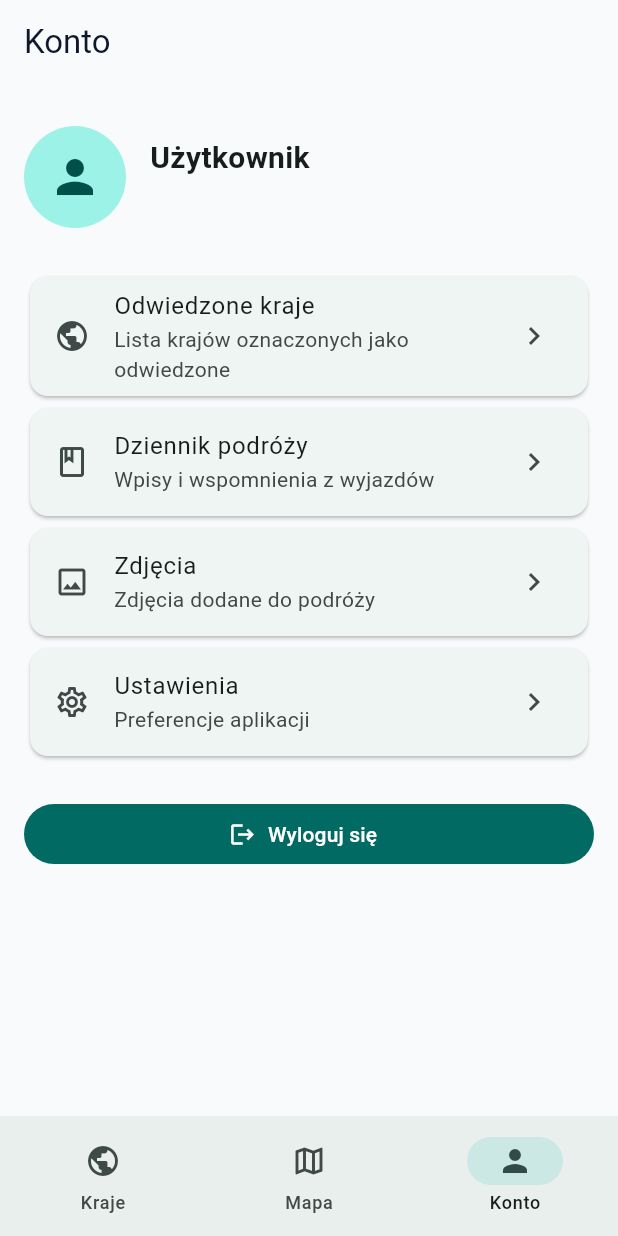
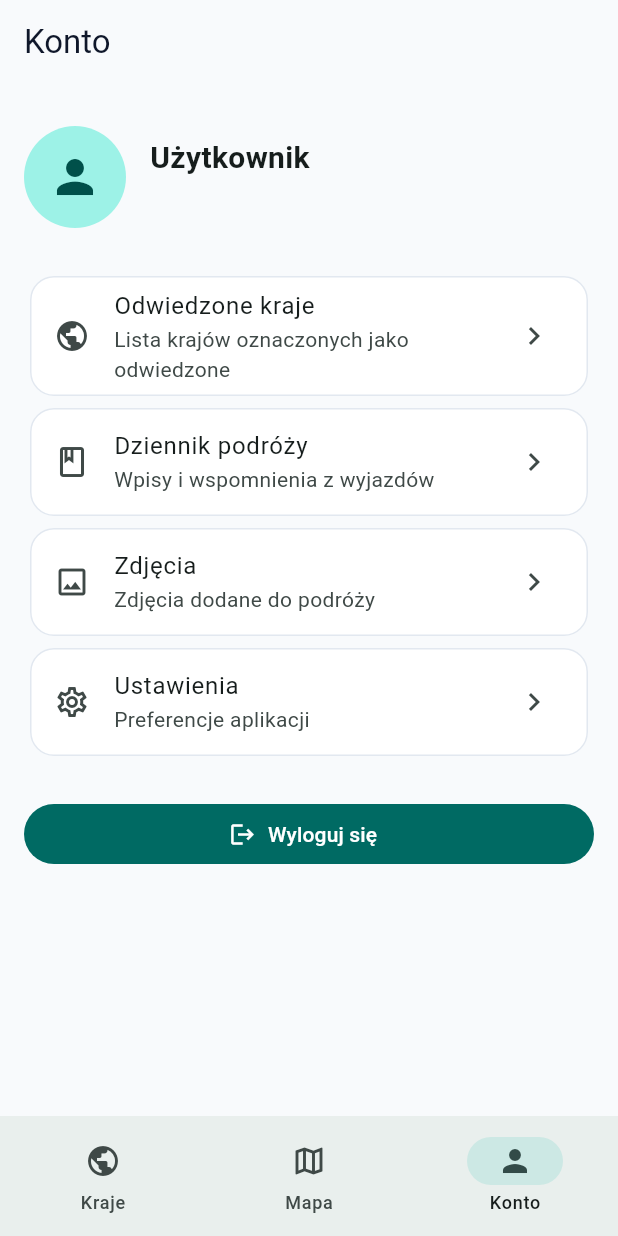
Before and after one commit to CichockiAdrian/travel_journal_app, a Flutter app: the screen it shows once a user with an empty profile is signed in, item 3 of the bottom bar chosen, on a phone screen of 412 x 824 dp. Run offline on Flutter 3.47's test engine with Material 3 defaults, Android fonts, the phone set to English and light mode, and no system bars; our stand-ins replace dio, firebase_auth, firebase_core, flutter_bloc, flutter_dotenv, get_it and 1 more; accounts and stored records are empty; generated files the repository leaves out were written again; network calls fail.

Commit message:
feat(settings): add theme mode selection

```diff
--- a/lib/core/settings/logic/app_settings_cubit.dart
+++ b/lib/core/settings/logic/app_settings_cubit.dart
@@ -5,17 +5,28 @@ import '../data/app_settings_repository.dart';
 
 class AppSettingsState {
   final Locale locale;
+  final ThemeMode themeMode;
   final bool isLoading;
 
-  const AppSettingsState({required this.locale, required this.isLoading});
+  const AppSettingsState({
+    required this.locale,
+    required this.themeMode,
+    required this.isLoading,
+  });
 
   const AppSettingsState.initial()
     : locale = const Locale('pl'),
+      themeMode = ThemeMode.system,
       isLoading = true;
 
-  AppSettingsState copyWith({Locale? locale, bool? isLoading}) {
+  AppSettingsState copyWith({
+    Locale? locale,
+    ThemeMode? themeMode,
+    bool? isLoading,
+  }) {
     return AppSettingsState(
       locale: locale ?? this.locale,
+      themeMode: themeMode ?? this.themeMode,
       isLoading: isLoading ?? this.isLoading,
     );
   }
@@ -44,4 +55,9 @@ class AppSettingsCubit extends Cubit<AppSettingsState> {
 
     emit(state.copyWith(locale: Locale(languageCode)));
   }
+
+  Future<void> changeThemeMode(ThemeMode themeMode) async {
+    await appSettingsRepository.saveThemeMode(themeMode);
+    emit(state.copyWith(themeMode: themeMode));
+  }
 }
--- a/lib/core/theme/app_theme.dart
+++ b/lib/core/theme/app_theme.dart
@@ -2,19 +2,32 @@ import 'package:flutter/material.dart';
 
 class AppTheme {
   static ThemeData get light {
+    final colorScheme = ColorScheme.fromSeed(
+      seedColor: const Color(0xFF0F766E),
+      brightness: Brightness.light,
+    );
+
     return ThemeData(
       useMaterial3: true,
+      colorScheme: colorScheme,
       scaffoldBackgroundColor: const Color(0xFFF8FAFC),
-      colorScheme: ColorScheme.fromSeed(
-        seedColor: const Color(0xFF0F766E),
-        brightness: Brightness.light,
-      ),
+
       appBarTheme: const AppBarTheme(
         centerTitle: false,
         elevation: 0,
         backgroundColor: Color(0xFFF8FAFC),
         foregroundColor: Color(0xFF0F172A),
       ),
+
+      cardTheme: CardThemeData(
+        color: Colors.white,
+        elevation: 0,
+        shape: RoundedRectangleBorder(
+          borderRadius: BorderRadius.circular(16),
+          side: const BorderSide(color: Color(0xFFE2E8F0)),
+        ),
+      ),
+
       inputDecorationTheme: InputDecorationTheme(
         filled: true,
         fillColor: Colors.white,
@@ -28,12 +41,40 @@ class AppTheme {
   }
 
   static ThemeData get dark {
+    final colorScheme = ColorScheme.fromSeed(
+      seedColor: const Color(0xFF14B8A6),
+      brightness: Brightness.dark,
+    );
+
     return ThemeData(
       useMaterial3: true,
+      colorScheme: colorScheme,
       scaffoldBackgroundColor: const Color(0xFF020617),
-      colorScheme: ColorScheme.fromSeed(
-        seedColor: const Color(0xFF14B8A6),
-        brightness: Brightness.dark,
+
+      appBarTheme: const AppBarTheme(
+        centerTitle: false,
+        elevation: 0,
+        backgroundColor: Color(0xFF020617),
+        foregroundColor: Color(0xFFE5E7EB),
+      ),
+
+      cardTheme: CardThemeData(
+        color: const Color(0xFF0F172A),
+        elevation: 0,
+        shape: RoundedRectangleBorder(
+          borderRadius: BorderRadius.circular(16),
+          side: const BorderSide(color: Color(0xFF1E293B)),
+        ),
+      ),
+
+      inputDecorationTheme: InputDecorationTheme(
+        filled: true,
+        fillColor: const Color(0xFF0F172A),
+        border: OutlineInputBorder(borderRadius: BorderRadius.circular(14)),
+        enabledBorder: OutlineInputBorder(
+          borderRadius: BorderRadius.circular(14),
+          borderSide: const BorderSide(color: Color(0xFF334155)),
+        ),
       ),
     );
   }
--- a/lib/main.dart
+++ b/lib/main.dart
@@ -44,7 +44,7 @@ class TravelJournalApp extends StatelessWidget {
           debugShowCheckedModeBanner: false,
           theme: AppTheme.light,
           darkTheme: AppTheme.dark,
-          themeMode: ThemeMode.system,
+          themeMode: state.themeMode,
           locale: state.locale,
           localizationsDelegates: AppLocalizations.localizationsDelegates,
           supportedLocales: AppLocalizations.supportedLocales,
```
Also changed, not shown: lib/core/settings/data/app_settings_repository.dart (+22 -0 lines), lib/features/settings/presentation/settings_page.dart (+32 -0 lines), lib/l10n/app_en.arb (+7 -2 lines), lib/l10n/app_pl.arb (+7 -2 lines).
